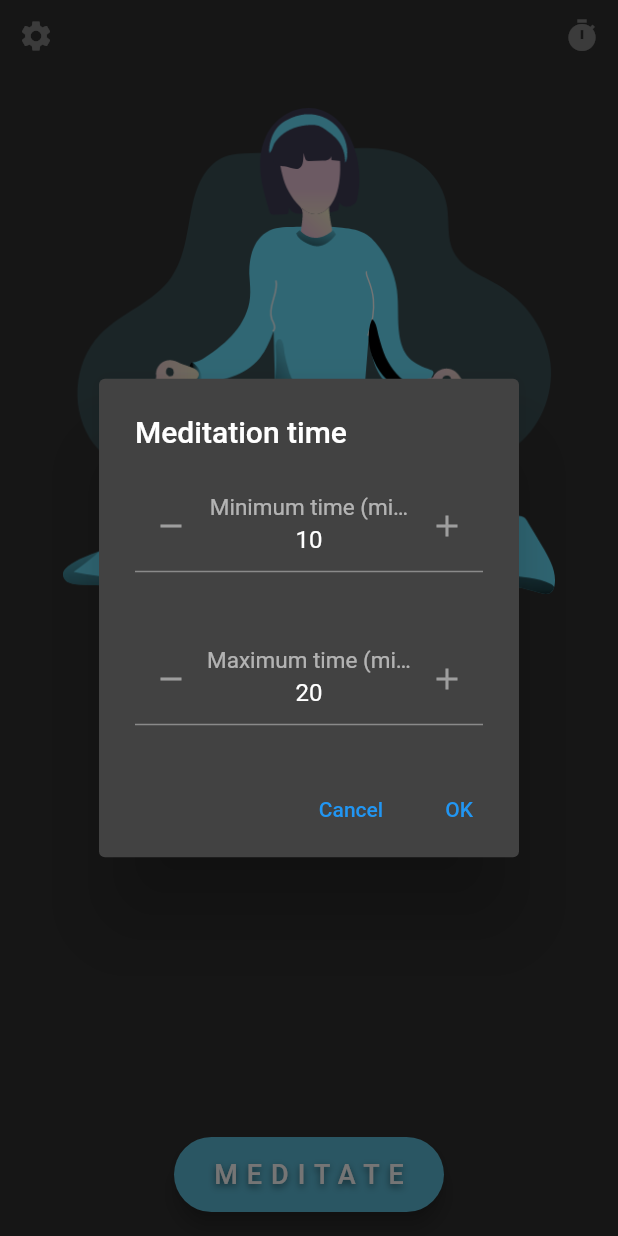
After one commit to Steellow/zen, a Flutter app: the screen it shows after launch, after a tap on the "timer" icon, on a phone screen of 412 x 824 dp. The commit adds this screen. Run offline on Flutter 3.47's test engine with Material 2 defaults, Android fonts, the light colour scheme and no system bars; drawn by our look-alikes of flutter_spinbox; our stand-ins replace circular_countdown_timer, confetti, hive_flutter; accounts and stored records are empty.

Commit message:
Add hive, save meditation time

```diff
--- a/lib/home_screen/home_screen.dart
+++ b/lib/home_screen/home_screen.dart
@@ -1,6 +1,6 @@
 import 'package:flutter/material.dart';
 import 'package:zen_app/home_screen/custom_fab.dart';
-import 'package:zen_app/home_screen/meditation_time_select_dialog.dart';
+import 'package:zen_app/select_meditation_time_dialog/meditation_time_select_dialog.dart';
 import 'package:zen_app/util/styles.dart';
 
 class HomeScreen extends StatelessWidget {
--- a/lib/main.dart
+++ b/lib/main.dart
@@ -1,8 +1,13 @@
 import 'package:flutter/material.dart';
+import 'package:hive_flutter/hive_flutter.dart';
 import 'package:zen_app/home_screen/home_screen.dart';
+import 'package:zen_app/util/hive_helper.dart';
 import 'package:zen_app/util/styles.dart';
 
-void main() {
+void main() async {
+  await Hive.initFlutter();
+  await Hive.openBox(BOX_NAME_MEDITATION_TIME);
+
   runApp(const MyApp());
 }
 
--- /dev/null
+++ b/lib/select_meditation_time_dialog/meditation_time_picker.dart
@@ -0,0 +1,41 @@
+import 'package:flutter/material.dart';
+import 'package:flutter_spinbox/material.dart';
+
+class MeditationTimePicker extends StatefulWidget {
+  double value;
+  Function(double) onChanged;
+  final String label;
+
+  MeditationTimePicker(
+      {super.key,
+      required this.value,
+      required this.onChanged,
+      required this.label});
+
+  @override
+  State<MeditationTimePicker> createState() => _MeditationTimePickerState();
+}
+
+class _MeditationTimePickerState extends State<MeditationTimePicker> {
+  @override
+  Widget build(BuildContext context) {
+    return SpinBox(
+      min: 1,
+      max: 420,
+      value: widget.value,
+      onChanged: widget.onChanged,
+
+      // Styling
+      decoration: InputDecoration(
+        labelText: "${widget.label} (minutes)",
+        labelStyle: const TextStyle(fontSize: 20),
+      ),
+      iconColor: MaterialStateColor.resolveWith(
+        (states) => states.contains(MaterialState.pressed) ||
+                states.contains(MaterialState.focused)
+            ? Colors.white
+            : Colors.grey,
+      ),
+    );
+  }
+}
--- /dev/null
+++ b/lib/select_meditation_time_dialog/meditation_time_select_dialog.dart
@@ -0,0 +1,97 @@
+import 'package:flutter/material.dart';
+import 'package:hive_flutter/hive_flutter.dart';
+import 'package:zen_app/select_meditation_time_dialog/meditation_time_picker.dart';
+import 'package:zen_app/util/hive_helper.dart';
+
+Future<void> showMeditationTimeSelectDialog(BuildContext context) async {
+  return showDialog(
+      context: context,
+      builder: (BuildContext context) {
+        return const _DialogContent();
+      });
+}
+
+class _DialogContent extends StatefulWidget {
+  const _DialogContent();
+
+  @override
+  State<_DialogContent> createState() => _DialogContentState();
+}
+
+class _DialogContentState extends State<_DialogContent> {
+  var box = Hive.box(BOX_NAME_MEDITATION_TIME);
+
+  late double _minValue;
+  late double _maxValue;
+
+  @override
+  void initState() {
+    _minValue = box.get(BOX_KEY_MIN_MEDITAION_TIME, defaultValue: 10.0);
+    _maxValue = box.get(BOX_KEY_MAX_MEDITAION_TIME, defaultValue: 20.0);
+    super.initState();
+  }
+
+  void _minValueChanged(double val) {
+    setState(() {
+      _minValue = val;
+      if (_minValue > _maxValue) {
+        _maxValue = val;
+      }
+    });
+  }
+
+  void _maxValueChanged(double val) {
+    setState(() {
+      _maxValue = val;
+      if (_maxValue < _minValue) {
+        _minValue = val;
+      }
+    });
+  }
+
+  void _saveValues(BuildContext context) {
+    box.put(BOX_KEY_MIN_MEDITAION_TIME, _minValue);
+    box.put(BOX_KEY_MAX_MEDITAION_TIME, _maxValue);
+    Navigator.of(context).pop();
+  }
+
+  @override
+  Widget build(BuildContext context) {
+    return AlertDialog(
+      title: const Text("Meditation time"),
+
+      // Wrapping content with column keeps dialog size reasonable
+      content: Column(
+        mainAxisSize: MainAxisSize.min,
+        children: [
+          MeditationTimePicker(
+            value: _minValue,
+            onChanged: _minValueChanged,
+            label: "Minimum time",
+          ),
+          Container(height: 40),
+          MeditationTimePicker(
+            value: _maxValue,
+            onChanged: _maxValueChanged,
+            label: "Maximum time",
+          ),
+        ],
+      ),
+
+      actions: [
+        TextButton(
+          child: const Text("Cancel"),
+          onPressed: () {
+            Navigator.of(context).pop();
+          },
+        ),
+        TextButton(
+          child: const Text("OK"),
+          onPressed: () {
+            _saveValues(context);
+          },
+        ),
+      ],
+    );
+  }
+}
--- /dev/null
+++ b/lib/util/hive_helper.dart
@@ -0,0 +1,6 @@
+// ignore_for_file: constant_identifier_names
+
+const String BOX_NAME_MEDITATION_TIME = "meditationTimeBox";
+
+const String BOX_KEY_MIN_MEDITAION_TIME = "minMeditationTime";
+const String BOX_KEY_MAX_MEDITAION_TIME = "maxMeditationTime";
--- a/pubspec.yaml
+++ b/pubspec.yaml
@@ -30,11 +30,15 @@ dependencies:
     flutter:
         sdk: flutter
     flutter_spinbox: ^0.12.0
+    hive: ^2.2.3
+    hive_flutter: ^1.1.0
 
 dev_dependencies:
+    build_runner: ^2.3.3
     flutter_lints: ^2.0.0
     flutter_test:
         sdk: flutter
+    hive_generator: ^2.0.0
 
 # For information on the generic Dart part of this file, see the
 # following page: https://dart.dev/tools/pub/pubspec
```
Also changed, not shown: lib/home_screen/meditation_time_select_dialog.dart (deleted, +0 -116 lines), pubspec.lock.
